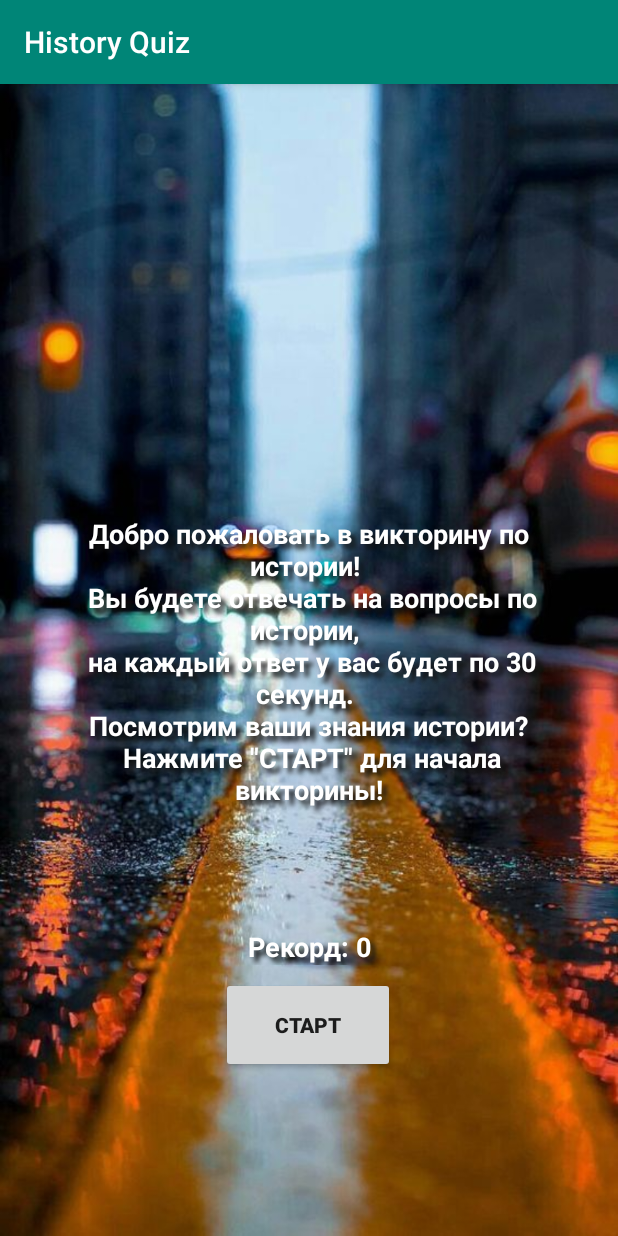
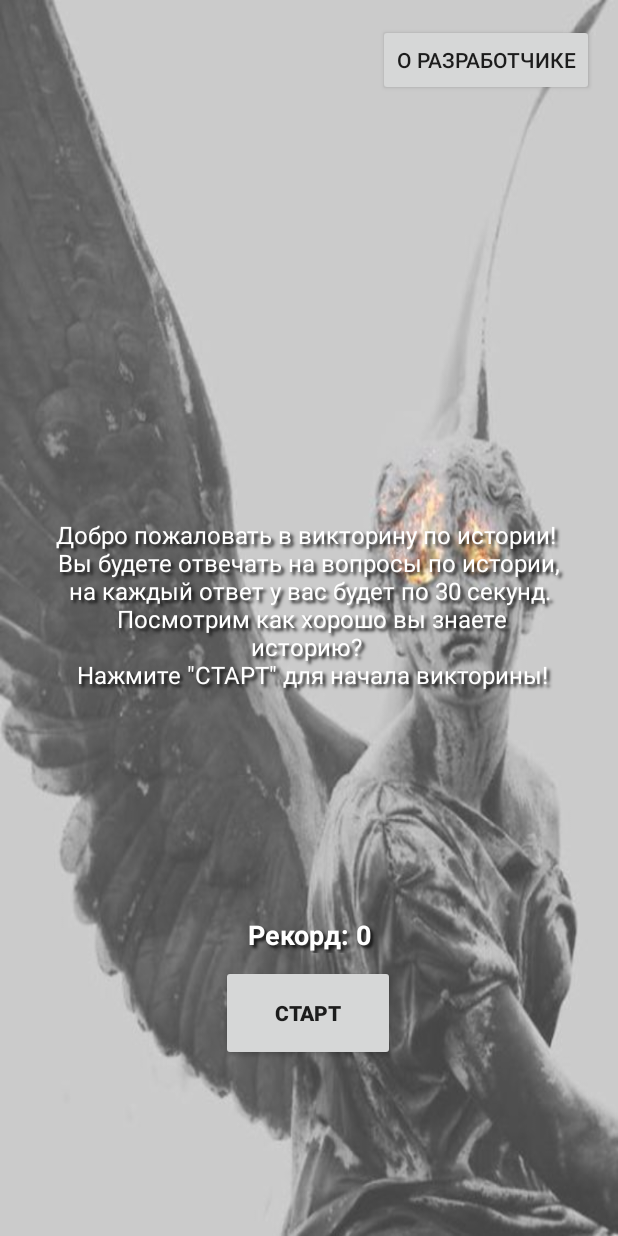
Before and after one commit to akmatoff/QuizApp, an Android app: the screen it shows after launch (MainActivity), on a phone screen of 412 x 824 dp. Run offline under Robolectric (Android 15) with nearby library versions, the phone set to English and light mode, and no system bars.

Commit message:
Added About Developers page

```diff
--- a/app/src/main/AndroidManifest.xml
+++ b/app/src/main/AndroidManifest.xml
@@ -9,8 +9,9 @@
         android:roundIcon="@mipmap/ic_launcher_round"
         android:supportsRtl="true"
         android:theme="@style/AppTheme">
-        <activity android:name="com.insarindutries.quizapplication.QuizActivity"></activity>
-        <activity android:name="com.insarindutries.quizapplication.MainActivity">
+        <activity android:name=".AboutActivity"></activity>
+        <activity android:name=".QuizActivity" />
+        <activity android:name=".MainActivity">
             <intent-filter>
                 <action android:name="android.intent.action.MAIN" />
 
--- a/app/src/main/java/com/insarindutries/quizapplication/MainActivity.java
+++ b/app/src/main/java/com/insarindutries/quizapplication/MainActivity.java
@@ -35,11 +35,24 @@ public class MainActivity extends AppCompatActivity {
                 startQuiz();
             }
         });
+
+        Button aboutButton = findViewById(R.id.aboutButton);
+        aboutButton.setOnClickListener(new View.OnClickListener() {
+            @Override
+            public void onClick(View v) {
+                aboutPage();
+            }
+        });
     }
 
     public void startQuiz() {
         Intent quiz = new Intent(this, QuizActivity.class);
         startActivityForResult(quiz, REQUEST_CODE_QUIZ);
+    }
+
+    public void aboutPage() {
+        Intent about = new Intent(this, AboutActivity.class);
+        startActivityForResult(about, REQUEST_CODE_QUIZ);
     }
 
     @Override
--- a/app/src/main/java/com/insarindutries/quizapplication/QuizContract.java
+++ b/app/src/main/java/com/insarindutries/quizapplication/QuizContract.java
@@ -12,6 +12,7 @@ public final class QuizContract {
         public static final String COLUMN_OPTION1 = "option1";
         public static final String COLUMN_OPTION2 = "option2";
         public static final String COLUMN_OPTION3 = "option3";
+        public static final String COLUMN_OPTION4 = "option4";
         public static final String COLUMN_ANSWER_NUM = "answer_num";
     }
 }
--- a/app/src/main/res/layout/activity_main.xml
+++ b/app/src/main/res/layout/activity_main.xml
@@ -9,29 +9,25 @@
 
     <TextView
         android:id="@+id/welcomeText"
-        android:layout_width="352dp"
-        android:layout_height="231dp"
-        android:layout_marginStart="8dp"
-        android:layout_marginLeft="8dp"
-        android:layout_marginEnd="8dp"
-        android:layout_marginRight="8dp"
+        android:layout_width="341dp"
+        android:layout_height="175dp"
+        android:layout_marginLeft="5sp"
+        android:layout_marginRight="5sp"
         android:shadowColor="#111"
-        android:shadowDx="5"
-        android:shadowDy="5"
-        android:shadowRadius="4"
+        android:shadowDx="3"
+        android:shadowDy="3"
+        android:shadowRadius="2"
         android:text="@string/welcome_text"
         android:textAlignment="center"
         android:textColor="#FFFFFF"
-        android:textSize="18sp"
-        android:textStyle="bold"
+        android:textSize="16sp"
         android:typeface="normal"
         app:fontFamily="sans-serif"
         app:layout_constraintBottom_toBottomOf="parent"
         app:layout_constraintEnd_toEndOf="parent"
-        app:layout_constraintHorizontal_bias="0.488"
         app:layout_constraintStart_toStartOf="parent"
         app:layout_constraintTop_toTopOf="parent"
-        app:layout_constraintVertical_bias="0.536" />
+        app:layout_constraintVertical_bias="0.532" />
 
     <TextView
         android:id="@+id/highscore_text"
@@ -43,9 +39,9 @@
         android:layout_marginRight="8dp"
         android:layout_marginBottom="8dp"
         android:shadowColor="#111"
-        android:shadowDx="5"
-        android:shadowDy="5"
-        android:shadowRadius="4"
+        android:shadowDx="3"
+        android:shadowDy="3"
+        android:shadowRadius="2"
         android:text="@string/highscore_text"
         android:textAlignment="center"
         android:textColor="#FFFFFF"
@@ -73,4 +69,15 @@
         app:layout_constraintStart_toStartOf="parent"
         app:layout_constraintTop_toTopOf="parent"
         app:layout_constraintVertical_bias="0.854" />
+
+    <Button
+        android:id="@+id/aboutButton"
+        android:layout_width="wrap_content"
+        android:layout_height="wrap_content"
+        android:layout_marginTop="16dp"
+        android:layout_marginEnd="16dp"
+        android:layout_marginRight="16dp"
+        android:text="@string/about_button_text"
+        app:layout_constraintEnd_toEndOf="parent"
+        app:layout_constraintTop_toTopOf="parent" />
 </androidx.constraintlayout.widget.ConstraintLayout>
--- a/app/src/main/res/values/strings.xml
+++ b/app/src/main/res/values/strings.xml
@@ -1,9 +1,15 @@
 <resources>
     <string name="app_name">History Quiz</string>
-    <string name="welcome_text">Добро пожаловать в викторину по истории! "\n" Вы будете отвечать на вопросы по истории, "\n" на каждый ответ у вас будет по 30 секунд. "\n" Посмотрим ваши знания истории? "\n" Нажмите \"СТАРТ\" для начала викторины!</string>
+    <string name="welcome_text">Добро пожаловать в викторину по истории! "\n" Вы будете отвечать на вопросы по истории, "\n"
+        на каждый ответ у вас будет по 30 секунд. "\n" Посмотрим как хорошо вы знаете историю? "\n" Нажмите \"СТАРТ\" для начала викторины!</string>
     <string name="start_button_text">СТАРТ</string>
     <string name="score_text">Количество очков: </string>
     <string name="time_left_text">00:30</string>
     <string name="confirm_text">ПОДТВЕРДИТЬ</string>
     <string name="highscore_text">Рекорд: </string>
+    <string name="about_text">
+        Это приложение было разработано несколькими студентами из ГТК МУЦА, специально для предмета "Мировая История".\n\nРазработчики: Забиров Самир, Марал уулу Инсар, Тынчыбек уулу Азим, Болотов Кайрат.\n\n
+        Благодарим за то, что пользуетесь нашим приложением.
+    </string>
+    <string name="about_button_text">О разработчике</string>
 </resources>
--- a/app/src/main/res/values/styles.xml
+++ b/app/src/main/res/values/styles.xml
@@ -1,7 +1,7 @@
 <resources>
 
     <!-- Base application theme. -->
-    <style name="AppTheme" parent="Theme.AppCompat.Light.DarkActionBar">
+    <style name="AppTheme" parent="Theme.AppCompat.Light.NoActionBar">
         <!-- Customize your theme here. -->
         <item name="colorPrimary">@color/colorPrimary</item>
         <item name="colorPrimaryDark">@color/colorPrimaryDark</item>
```
Also changed, not shown: app/src/main/java/com/insarindutries/quizapplication/AboutActivity.java (added, +14 -0 lines), app/src/main/java/com/insarindutries/quizapplication/DBHelper.java (+35 -11 lines), app/src/main/java/com/insarindutries/quizapplication/Question.java (+11 -1 lines), app/src/main/java/com/insarindutries/quizapplication/QuizActivity.java (+10 -1 lines), app/src/main/res/layout/activity_about.xml (added, +29 -0 lines), app/src/main/res/layout/activity_quiz.xml (+10 -4 lines), app/src/main/res/drawable/bg.jpg.
